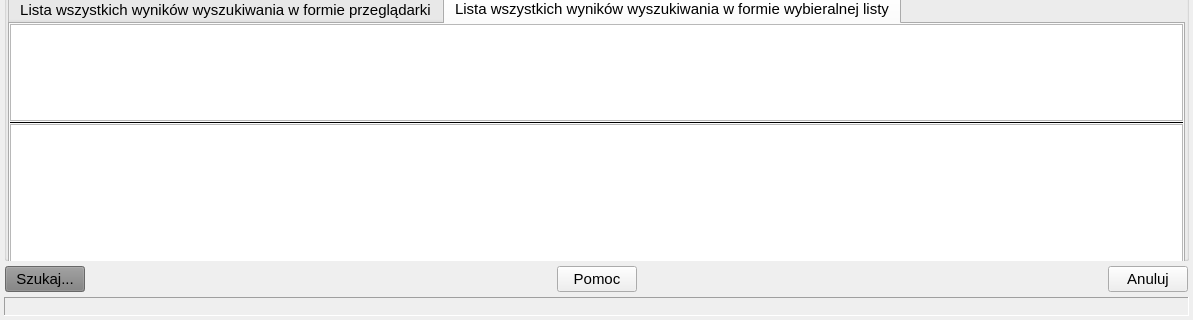
First picture: the form in MojaBibliaLite/searchwindow.ui, repository GrzegorzSol/MojaBibliaNG, before the edit; both pictures show x 0 to 1193 and y 480 to 800 of the 1193 by 800 pixel window.
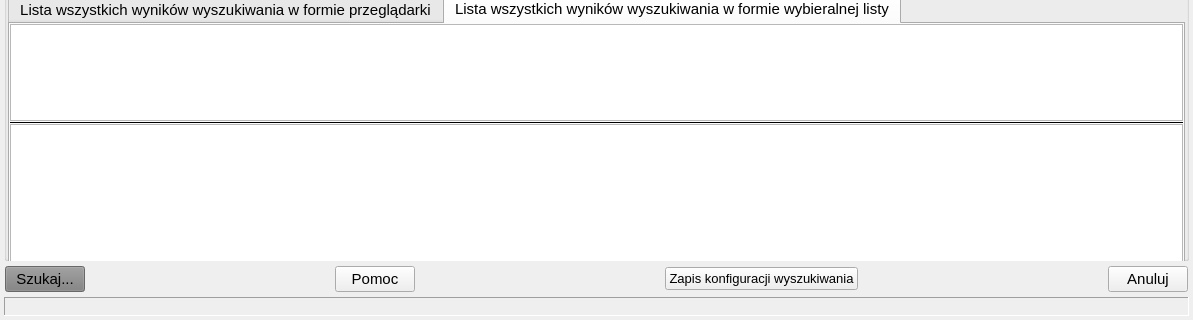
Second picture: the form after the edit. Icons and pictures are not drawn.

```diff
--- a/MojaBibliaLite/searchwindow.ui
+++ b/MojaBibliaLite/searchwindow.ui
@@ -1405,6 +1405,30 @@
        </property>
       </spacer>
      </item>
+     <item>
+      <widget class="QPushButton" name="ButtonSaveConfigSearch">
+       <property name="text">
+        <string>Zapis konfiguracji wyszukiwania</string>
+       </property>
+       <property name="icon">
+        <iconset resource="MojaBibliaLite.qrc">
+         <normaloff>:/Setups/gfx/Zapisz.png</normaloff>:/Setups/gfx/Zapisz.png</iconset>
+       </property>
+      </widget>
+     </item>
+     <item>
+      <spacer name="horizontalSpacer_7">
+       <property name="orientation">
+        <enum>Qt::Horizontal</enum>
+       </property>
+       <property name="sizeHint" stdset="0">
+        <size>
+         <width>40</width>
+         <height>20</height>
+        </size>
+       </property>
+      </spacer>
+     </item>
      <item>
       <widget class="QPushButton" name="ButtonExitSearch">
        <property name="font">
```
